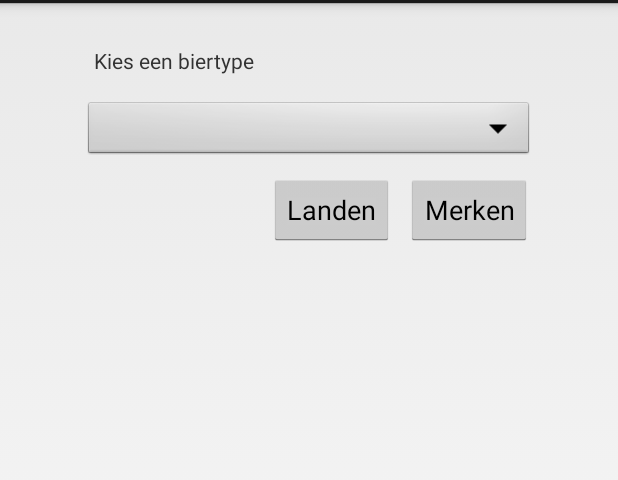
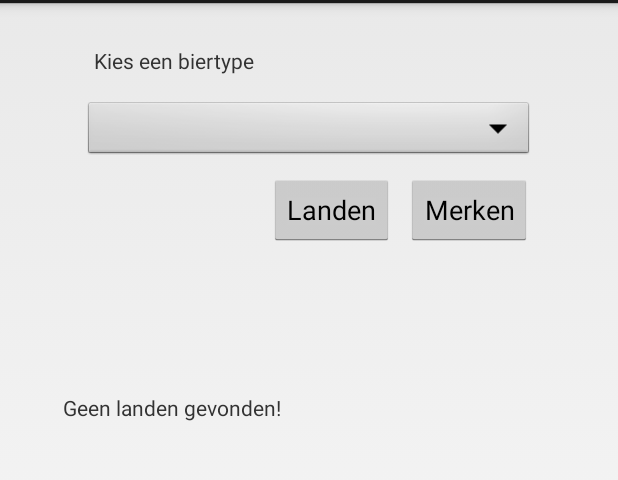
Before and after one commit to efhsg/Bierexpert, an Android app: the screen it shows after launch (VindBierAcitivity), after a tap on "Landen", on a phone screen of 412 x 824 dp, the part 69-549 px from its top. Run offline under Robolectric (Android 15) with nearby library versions, the phone set to English and light mode, and no system bars; our stand-ins replace ButterKnife, Dagger/Hilt's generated code.

Commit message:
Fixes na  merge

```diff
--- a/app/src/main/java/nl/differentcook/bierexpert/presenter/VindBierPresenter.java
+++ b/app/src/main/java/nl/differentcook/bierexpert/presenter/VindBierPresenter.java
@@ -1,12 +1,10 @@
 package nl.differentcook.bierexpert.presenter;
 
 
-import java.util.Collections;
 import java.util.List;
 
 import nl.differentcook.bierexpert.component.BierexpertComponent;
 import nl.differentcook.bierexpert.component.DaggerBierexpertComponent;
-import nl.differentcook.bierexpert.model.Bierexpert;
 import nl.differentcook.bierexpert.model.IBierexpert;
 import nl.differentcook.bierexpert.module.BierexpertModule;
 import nl.differentcook.bierexpert.view.IVindBierView;
@@ -39,8 +37,7 @@ public class VindBierPresenter {
         List<String> landenList = bierexpert.getLanden(bierType);
         if (landenList.size() == 0) {
             bierView.toonGeenLanden();
-        }
-        else {
+        } else {
             bierView.toonLanden(landenList);
         }
 
--- a/app/src/main/java/nl/differentcook/bierexpert/view/VindBierAcitivity.java
+++ b/app/src/main/java/nl/differentcook/bierexpert/view/VindBierAcitivity.java
@@ -13,12 +13,7 @@ import butterknife.ButterKnife;
 import butterknife.OnClick;
 import butterknife.OnItemSelected;
 import nl.differentcook.bierexpert.R;
-import nl.differentcook.bierexpert.component.BierexpertComponent;
-import nl.differentcook.bierexpert.component.DaggerBierexpertComponent;
 import nl.differentcook.bierexpert.lib.App;
-import nl.differentcook.bierexpert.model.Bierexpert;
-import nl.differentcook.bierexpert.model.IBierexpert;
-import nl.differentcook.bierexpert.module.BierexpertModule;
 import nl.differentcook.bierexpert.presenter.VindBierPresenter;
 
 public class VindBierAcitivity extends Activity implements IVindBierView {
--- a/app/src/main/res/values/strings.xml
+++ b/app/src/main/res/values/strings.xml
@@ -3,7 +3,7 @@
     <string name="landen">Landen</string>
     <string name="merken">Merken</string>
     <string name="kies_een_biertype">Kies een biertype</string>
-    <string name="geenLanden">Geen landen gevonden!</string>
+    <string name="geen_landen_gevonden">Geen landen gevonden!</string>
     <string-array name="bierSoorten">
         <item></item>
         <item>Blond</item>
```
